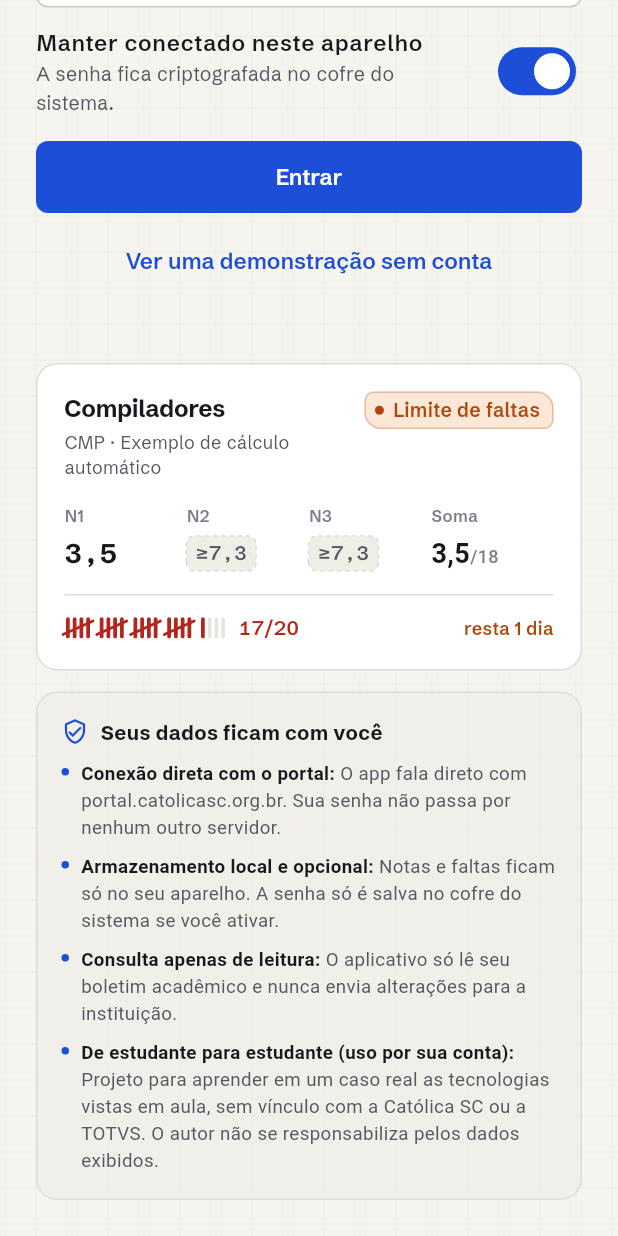
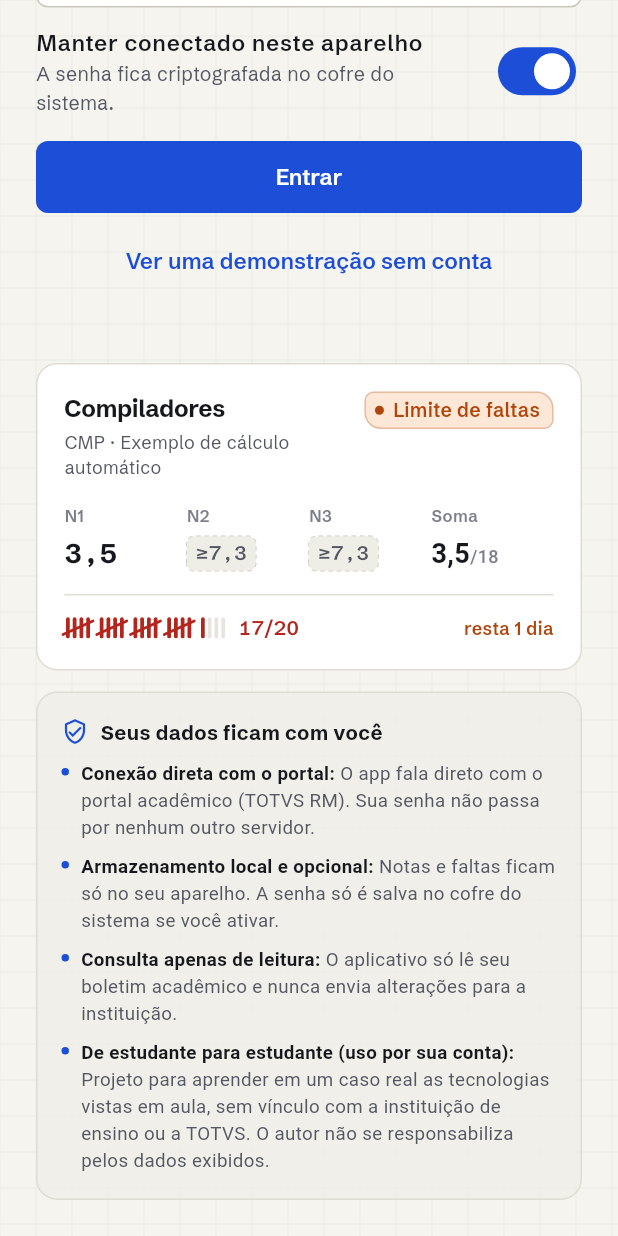
Before and after one commit to gaab0418/simpleGradeAnalyticCatolicaSC, a Flutter app: the screen it shows after launch, scrolled down 262 dp, on a phone screen of 412 x 824 dp. Run offline on Flutter 3.47's test engine with Material 3 defaults, Android fonts, the phone set to English and light mode, and no system bars; our stand-ins replace fl_chart, flutter_secure_storage, local_auth, material_ui, shared_preferences.

Commit message:
chore: renomear para Grade Analytic e remover mencoes a instituicao

```diff
--- a/mobile/lib/app.dart
+++ b/mobile/lib/app.dart
@@ -40,7 +40,7 @@ class _BoletimAppState extends State<BoletimApp> with WidgetsBindingObserver {
     return ListenableBuilder(
       listenable: app,
       builder: (context, _) => MaterialApp(
-        title: 'Boletim Católica SC',
+        title: 'Grade Analytic',
         debugShowCheckedModeBanner: false,
         theme: temaDoApp(Brightness.light),
         darkTheme: temaDoApp(Brightness.dark),
--- a/mobile/lib/data/totvs_client_io.dart
+++ b/mobile/lib/data/totvs_client_io.dart
@@ -88,7 +88,7 @@ class _Sessao implements PortalSessao {
       throw login.status >= 500
           ? const PortalException(
               FalhaPortal.portal,
-              'O portal da Católica está fora do ar. Tente de novo em instantes.',
+              'O portal acadêmico está fora do ar. Tente de novo em instantes.',
             )
           : const PortalException(
               FalhaPortal.credenciais,
--- a/mobile/lib/ui/ajustes_page.dart
+++ b/mobile/lib/ui/ajustes_page.dart
@@ -91,7 +91,7 @@ class AjustesPage extends StatelessWidget {
               const SizedBox(height: 8),
               Text(
                 'Usuário e senha ficam no cofre do sistema (Android Keystore / '
-                'Keychain do iOS) e só são enviados para o portal da Católica. '
+                'Keychain do iOS) e só são enviados para o portal acadêmico. '
                 'As notas ficam na área privada do app, fora do backup.',
                 style: legenda.copyWith(height: 1.45),
               ),
@@ -156,7 +156,7 @@ class AjustesPage extends StatelessWidget {
                 'garantias. O autor não se responsabiliza por nada '
                 '(divergências em notas, médias, N4, simulações, faltas ou '
                 'decisões acadêmicas). Confira sempre no Portal do Aluno '
-                'oficial da Católica SC.',
+                'oficial da sua instituição.',
                 style: legenda.copyWith(height: 1.45),
               ),
               const SizedBox(height: 8),
@@ -170,8 +170,8 @@ class AjustesPage extends StatelessWidget {
         ),
         const SizedBox(height: 20),
         Text(
-          'Boletim Católica SC · feito por gaab0418 (de estudante para estudante)\n'
-          'App educacional, não oficial, sem vínculo com a Católica SC ou a TOTVS e sem garantias.',
+          'Grade Analytic · feito por gaab0418 (de estudante para estudante)\n'
+          'App educacional, não oficial, sem vínculo com a instituição de ensino ou a TOTVS e sem garantias.',
           textAlign: TextAlign.center,
           style: legenda.copyWith(height: 1.5),
         ),
--- a/mobile/lib/ui/login_page.dart
+++ b/mobile/lib/ui/login_page.dart
@@ -433,7 +433,7 @@ class _SegurancaEntrada extends StatelessWidget {
           const _PontoSeguranca(
             titulo: 'Conexão direta com o portal',
             texto:
-                'O app fala direto com portal.catolicasc.org.br. Sua senha não passa por nenhum outro servidor.',
+                'O app fala direto com o portal acadêmico (TOTVS RM). Sua senha não passa por nenhum outro servidor.',
           ),
           const SizedBox(height: 8),
           const _PontoSeguranca(
@@ -451,7 +451,7 @@ class _SegurancaEntrada extends StatelessWidget {
           const _PontoSeguranca(
             titulo: 'De estudante para estudante (uso por sua conta)',
             texto:
-                'Projeto para aprender em um caso real as tecnologias vistas em aula, sem vínculo com a Católica SC ou a TOTVS. O autor não se responsabiliza pelos dados exibidos.',
+                'Projeto para aprender em um caso real as tecnologias vistas em aula, sem vínculo com a instituição de ensino ou a TOTVS. O autor não se responsabiliza pelos dados exibidos.',
           ),
         ],
       ),
```
Also changed, not shown: 14 other files.
